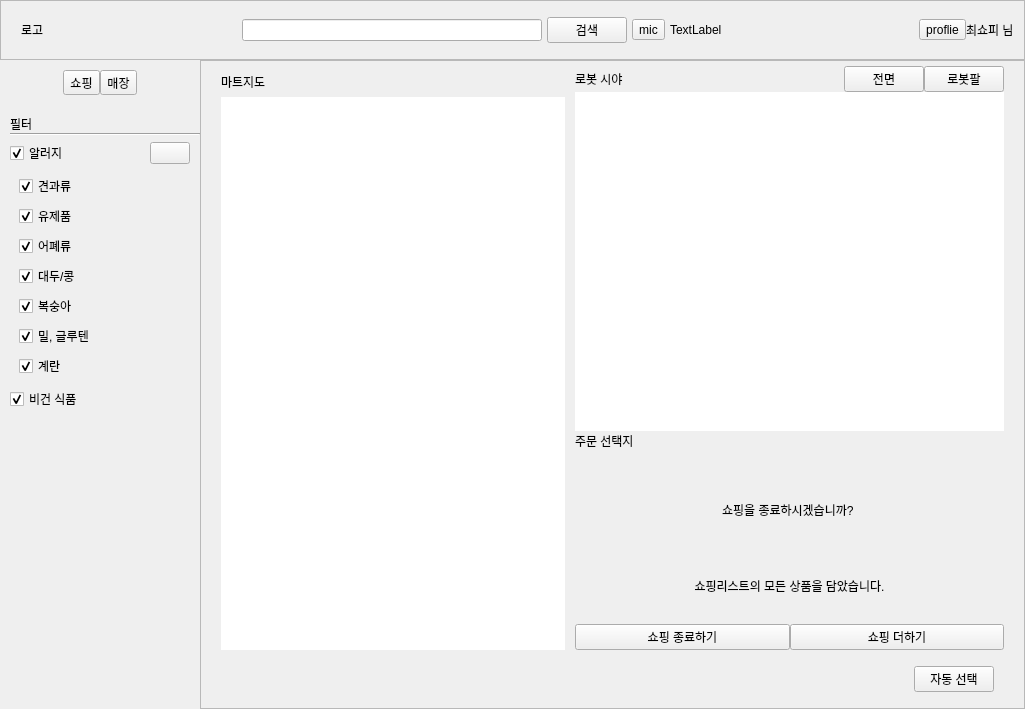
Qt form shopee_ros2/src/shopee_app/shopee_app/ui/layout_user.ui (addinedu-roscamp-7th/roscamp-repo-1) before a commit.
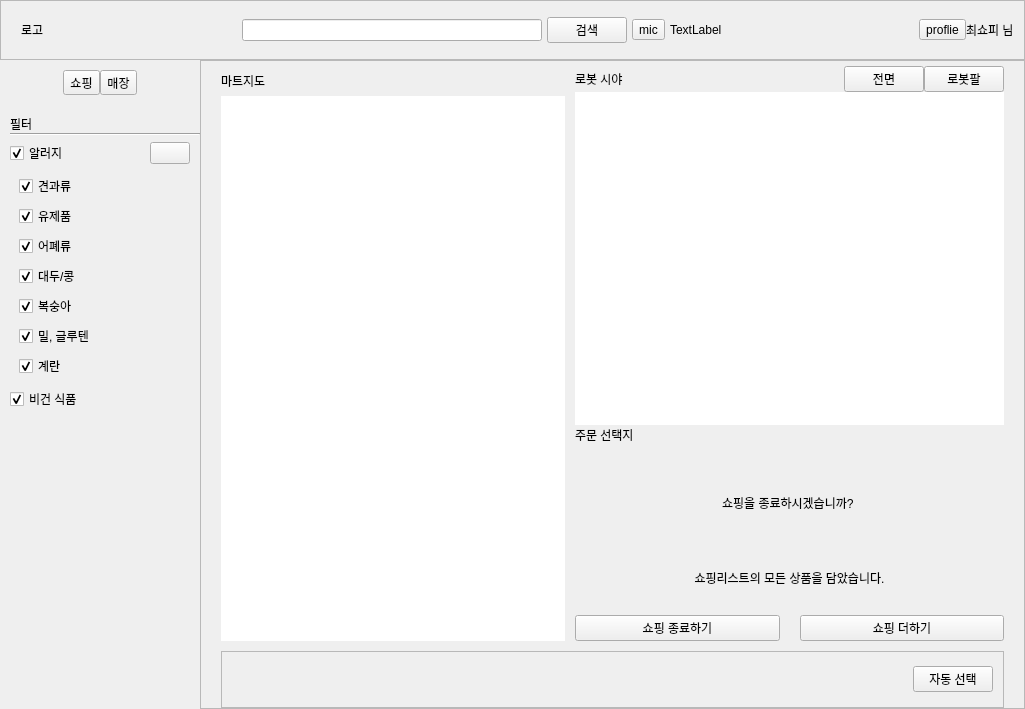
The same form after that commit. The open tabs and pages were chosen to show the change. Icons and pictures are not drawn.

Commit message: [ShopeeApp] 매장화면 바텀시트 디자자인 수정

Patch:
```diff
--- a/shopee_ros2/src/shopee_app/shopee_app/ui/layout_user.ui
+++ b/shopee_ros2/src/shopee_app/shopee_app/ui/layout_user.ui
@@ -1146,7 +1146,7 @@
             </property>
             <layout class="QVBoxLayout" name="verticalLayout_9" stretch="10,1">
              <property name="spacing">
-              <number>0</number>
+              <number>10</number>
              </property>
              <property name="leftMargin">
               <number>20</number>
@@ -1382,7 +1382,7 @@
                       <item>
                        <widget class="QStackedWidget" name="stackedWidget">
                         <property name="currentIndex">
-                         <number>1</number>
+                         <number>2</number>
                         </property>
                         <widget class="QWidget" name="page_moving">
                          <layout class="QVBoxLayout" name="verticalLayout_16">
@@ -1573,6 +1573,9 @@
                              </item>
                              <item>
                               <layout class="QHBoxLayout" name="horizontalLayout_11">
+                               <property name="spacing">
+                                <number>20</number>
+                               </property>
                                <item>
                                 <widget class="QPushButton" name="btn_shop_end">
                                  <property name="text">
@@ -1622,6 +1625,27 @@
                  <number>0</number>
                 </property>
                 <property name="leftMargin">
+                 <number>0</number>
+                </property>
+                <property name="topMargin">
+                 <number>0</number>
+                </property>
+                <property name="rightMargin">
+                 <number>0</number>
+                </property>
+                <property name="bottomMargin">
+                 <number>0</number>
+                </property>
+                <item>
+                 <widget class="QFrame" name="frame_pick_bottom_sheet">
+                  <property name="frameShape">
+                   <enum>QFrame::StyledPanel</enum>
+                  </property>
+                  <property name="frameShadow">
+                   <enum>QFrame::Raised</enum>
+                  </property>
+                  <layout class="QHBoxLayout" name="horizontalLayout_13">
+                   <property name="leftMargin">
                  <number>10</number>
                 </property>
                 <property name="topMargin">
@@ -1647,7 +1671,7 @@
                   </property>
                   <property name="sizeHint" stdset="0">
                    <size>
-                    <width>40</width>
+                       <width>657</width>
                     <height>20</height>
                    </size>
                   </property>
@@ -1658,6 +1682,9 @@
                   <property name="text">
                    <string>자동 선택</string>
                   </property>
+                    </widget>
+                   </item>
+                  </layout>
                  </widget>
                 </item>
                </layout>
```
Lines whose indentation alone changed are shown as unchanged. The commit also changes 2 other files.
